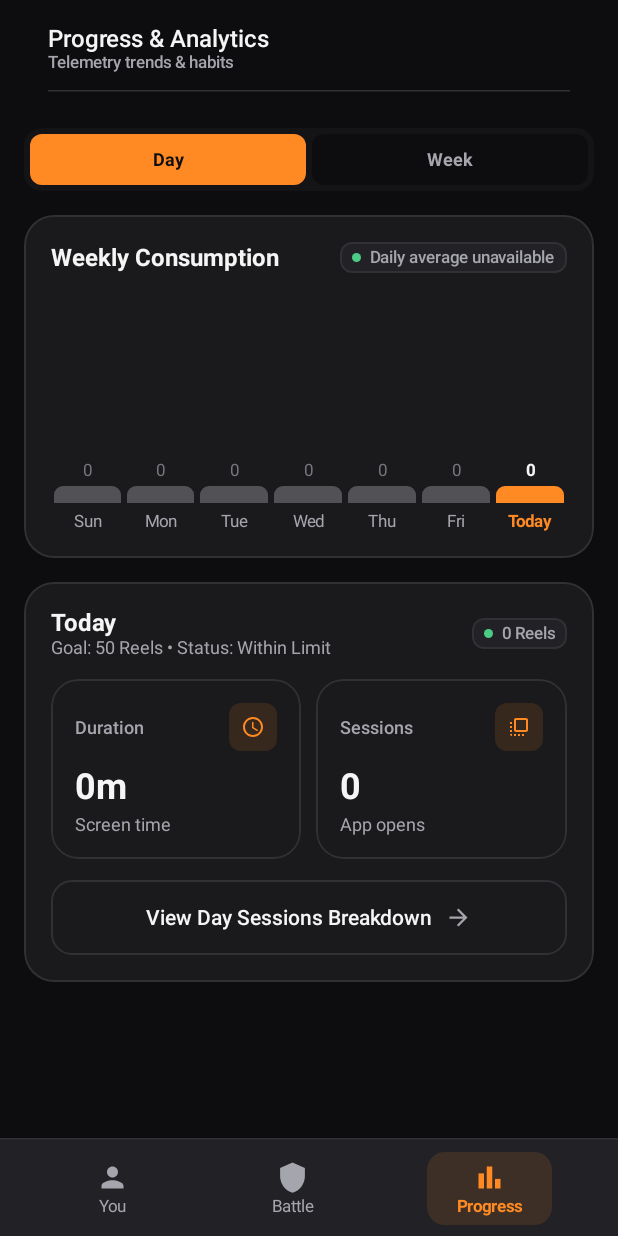
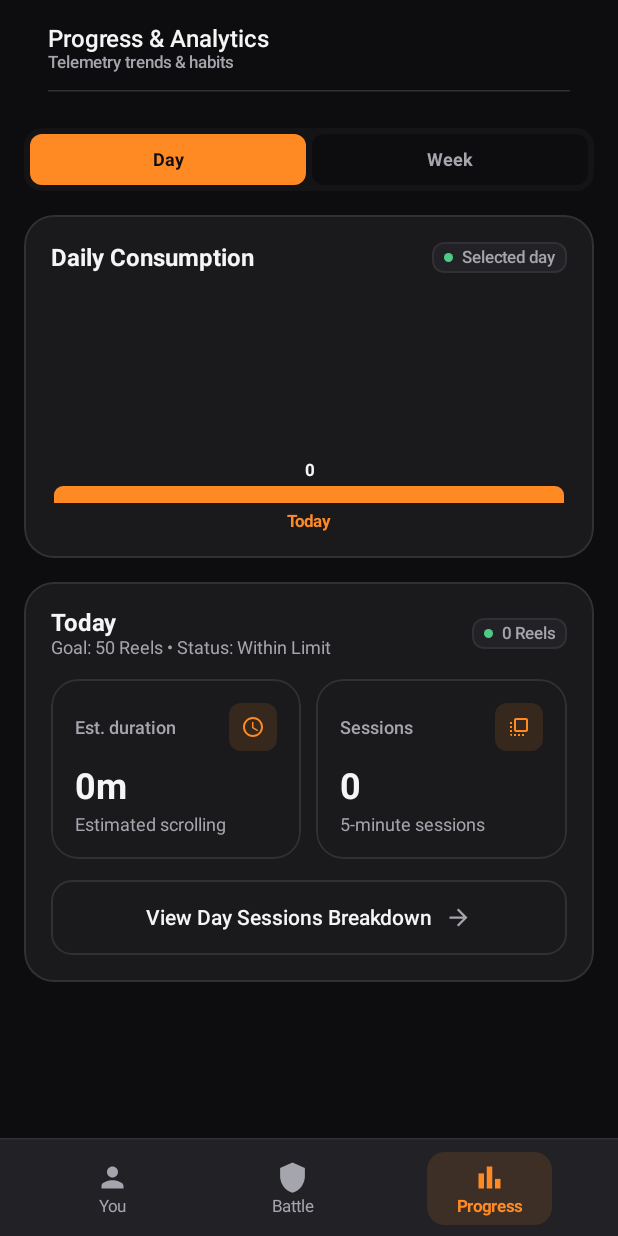
Before and after one commit to NIKHILSINGLAT/ScrollBattle, an Android app built with Jetpack Compose: the composable ProgressScreen shown on its own in the app's theme, on a phone screen of 412 x 824 dp. Run offline under Robolectric (Android 15) with nearby library versions, the phone set to English and light mode, and no system bars; our stand-ins replace Navigation 3.

Commit message:
fix: make analytics period selector and metric labels reflect real stored data

```diff
--- a/app/src/main/java/com/scrollbattle/ui/screens/ProgressScreen.kt
+++ b/app/src/main/java/com/scrollbattle/ui/screens/ProgressScreen.kt
@@ -29,6 +29,8 @@ fun ProgressScreen(
     onNavigateToDetails: () -> Unit
 ) {
     val selectedDay = state.weeklyDays.getOrElse(state.selectedAnalyticsDayIndex) { state.weeklyDays.last() }
+    val chartDays = if (state.analyticsTimeSpan == "Day") listOf(selectedDay) else state.weeklyDays
+    val chartSelectedIndex = if (state.analyticsTimeSpan == "Day") 0 else state.selectedAnalyticsDayIndex
 
     Scaffold(
         containerColor = CanvasBackground,
@@ -108,21 +110,23 @@ fun ProgressScreen(
                             verticalAlignment = Alignment.CenterVertically
                         ) {
                             Text(
-                                text = "Weekly Consumption",
+                                text = if (state.analyticsTimeSpan == "Day") "Daily Consumption" else "Weekly Consumption",
                                 style = MaterialTheme.typography.titleMedium,
                                 fontWeight = FontWeight.Bold,
                                 color = TextPrimary
                             )
                             StatusBadge(
-                                text = "Daily average unavailable",
+                                text = if (state.analyticsTimeSpan == "Day") "Selected day" else "Last 7 days",
                                 dotColor = RecoveryGreen
                             )
                         }
 
                         AnalyticsBarChart(
-                            days = state.weeklyDays,
-                            selectedIndex = state.selectedAnalyticsDayIndex,
-                            onSelectDay = onSelectDay
+                            days = chartDays,
+                            selectedIndex = chartSelectedIndex,
+                            onSelectDay = { index ->
+                                onSelectDay(if (state.analyticsTimeSpan == "Day") state.selectedAnalyticsDayIndex else index)
+                            }
                         )
                     }
                 }
@@ -168,16 +172,16 @@ fun ProgressScreen(
                             horizontalArrangement = Arrangement.spacedBy(10.dp)
                         ) {
                             MetricCard(
-                                title = "Duration",
+                                title = "Est. duration",
                                 value = "${selectedDay.durationMinutes}m",
-                                subtitle = "Screen time",
+                                subtitle = "Estimated scrolling",
                                 icon = Icons.Default.Schedule,
                                 modifier = Modifier.weight(1f)
                             )
                             MetricCard(
                                 title = "Sessions",
                                 value = "${selectedDay.sessionCount}",
-                                subtitle = "App opens",
+                                subtitle = "5-minute sessions",
                                 icon = Icons.Default.FlipToFront,
                                 modifier = Modifier.weight(1f)
                             )
```
